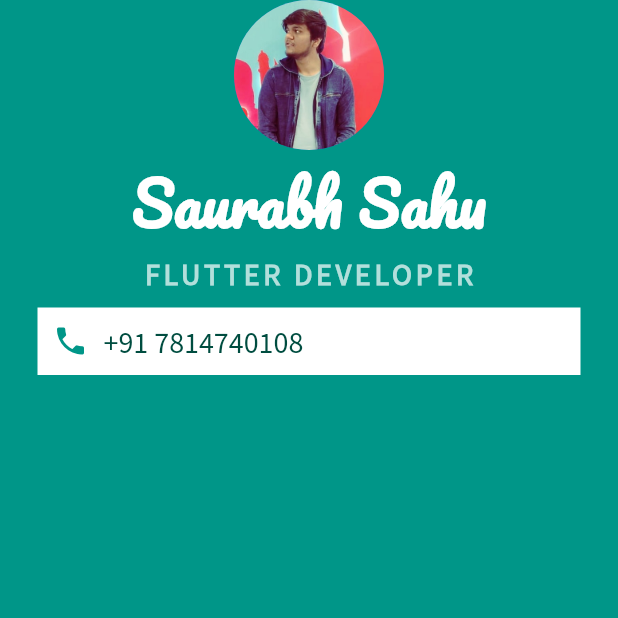
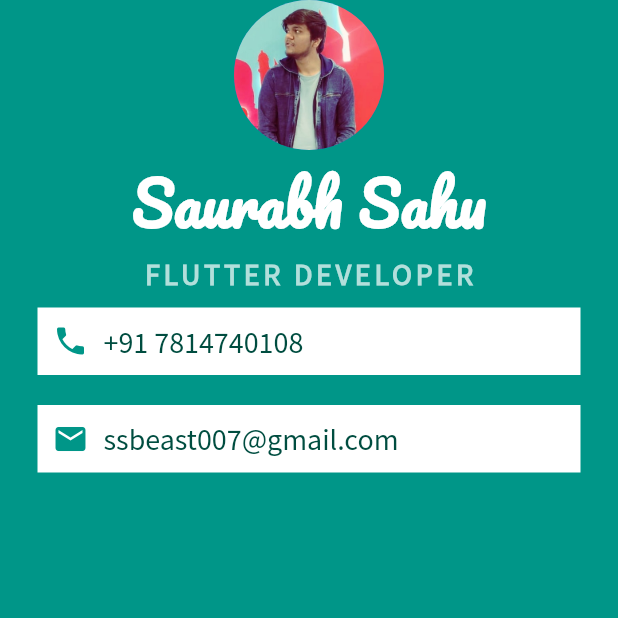
Before and after one commit to ssbeast/Mi_card, a Flutter app: the screen it shows after launch, on a phone screen of 412 x 824 dp, the top half of it. Run offline on Flutter 3.47's test engine with Material 2 defaults, Android fonts, the phone set to English and light mode, and no system bars.

Commit message:
email container added

```diff
--- a/lib/main.dart
+++ b/lib/main.dart
@@ -60,6 +60,30 @@ class MyApp extends StatelessWidget {
                   ],
                 ),
               ),
+              Container(
+                color: Colors.white,
+                padding: EdgeInsets.all(10.0),
+                margin: EdgeInsets.symmetric(vertical: 10.0, horizontal: 25.0),
+                child: Row(
+                  children: <Widget>[
+                    Icon(
+                      Icons.email,
+                      color: Colors.teal,
+                    ),
+                    SizedBox(
+                      width: 10.0,
+                    ),
+                    Text(
+                      'ssbeast007@gmail.com',
+                      style: TextStyle(
+                        fontSize: 20.0,
+                        color: Colors.teal.shade900,
+                        fontFamily: 'Source Sans Pro',
+                      ),
+                    ),
+                  ],
+                ),
+              ),
             ],
           ),
         ),
```
